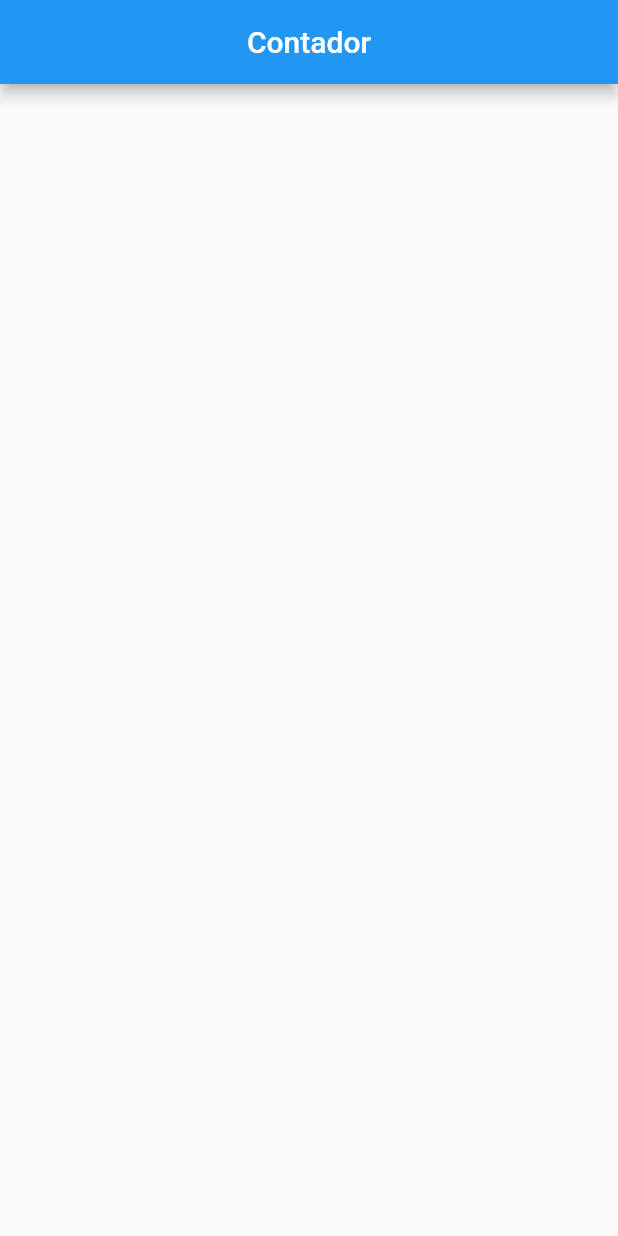
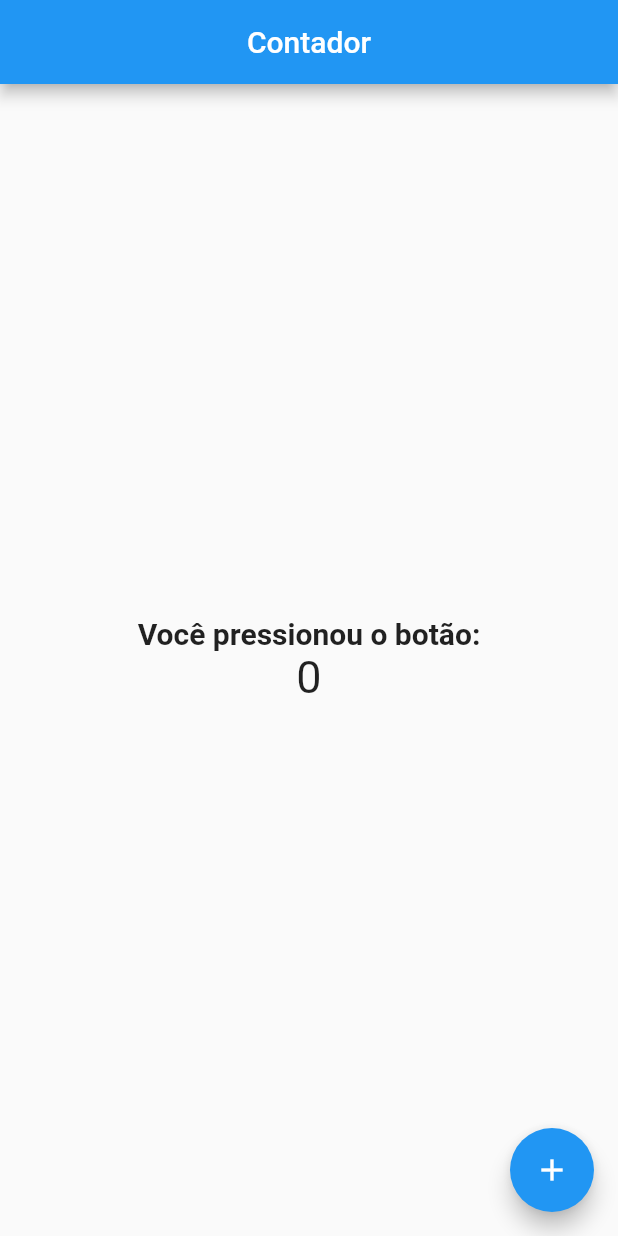
Before and after one commit to gsouza97/Cubos-Academy, a Flutter app: the screen it shows after launch, on a phone screen of 412 x 824 dp. Run offline on Flutter 3.47's test engine with Material 2 defaults, Android fonts, the phone set to English and light mode, and no system bars.

Commit message:
basic layout

```diff
--- a/aula_03/lib/main.dart
+++ b/aula_03/lib/main.dart
@@ -8,12 +8,31 @@ class MyApp extends StatelessWidget {
   @override
   Widget build(BuildContext context) {
     return MaterialApp(
-        home: Scaffold(
-      appBar: AppBar(
-        title: Text('Contador'),
-        centerTitle: true,
+      home: Scaffold(
+        appBar: AppBar(
+          title: Text('Contador'),
+          centerTitle: true,
+        ),
+        body: Center(
+          child: Column(
+            mainAxisAlignment: MainAxisAlignment.center,
+            children: [
+              Text(
+                'Você pressionou o botão:',
+                style: TextStyle(fontSize: 20, fontWeight: FontWeight.w600),
+              ),
+              Text(
+                '0',
+                style: TextStyle(fontSize: 30),
+              ),
+            ],
+          ),
+        ),
+        floatingActionButton: FloatingActionButton(
+          onPressed: () {},
+          child: Icon(Icons.add),
+        ),
       ),
-      body: Container(),
-    ));
+    );
   }
 }
```
